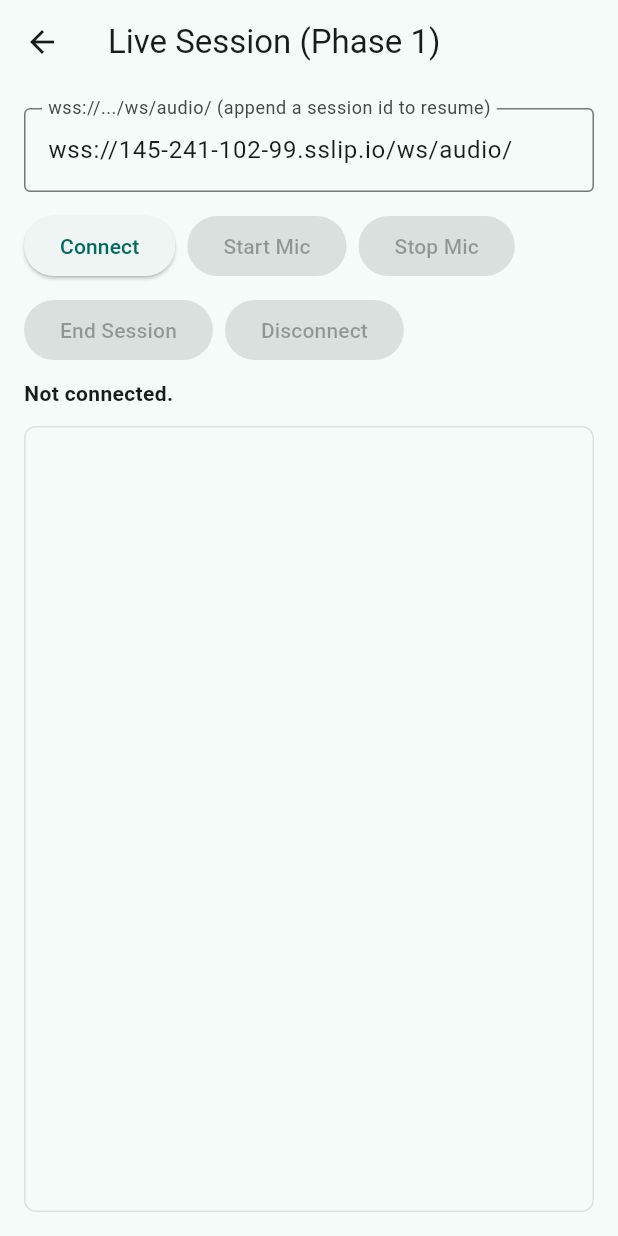
After one commit to E-Nyakundi/Conversation-Copilot, a Flutter app: the LiveSessionScreen screen opened directly, on a phone screen of 412 x 824 dp. The commit adds this screen. Run offline on Flutter 3.47's test engine with Material 3 defaults, Android fonts, the phone set to English and light mode, and no system bars; missing offline and left inert: record.

Commit message:
phase 1 audio tests

```diff
--- /dev/null
+++ b/flutter_app/lib/audio/capture.dart
@@ -0,0 +1,51 @@
+import 'dart:async';
+import 'dart:typed_data';
+
+import 'package:record/record.dart';
+
+/// Wraps the `record` package to stream raw PCM16LE mono audio at 16kHz —
+/// the exact format AudioStreamConsumer expects (server/audio/consumers.py,
+/// audio/vad.py). audio_test.html gets here with a ScriptProcessorNode plus
+/// a manual downsample + floatTo16BitPCM step; on-device the `record` plugin
+/// captures directly at the target sample rate, so no resampling is needed
+/// here.
+class MicCapture {
+  static const sampleRate = 16000;
+
+  final _recorder = AudioRecorder();
+  StreamSubscription<Uint8List>? _sub;
+
+  bool get isRecording => _sub != null;
+
+  /// Checks (and, on first call, prompts for) the mic permission.
+  Future<bool> hasPermission() => _recorder.hasPermission();
+
+  /// Starts streaming mic audio. [onChunk] fires with raw PCM16LE mono
+  /// bytes as they arrive — pass these straight to CopilotSocket.sendAudio.
+  Future<void> start(void Function(Uint8List) onChunk) async {
+    if (!await hasPermission()) {
+      throw StateError('Microphone permission denied.');
+    }
+    final stream = await _recorder.startStream(
+      const RecordConfig(
+        encoder: AudioEncoder.pcm16bits,
+        sampleRate: sampleRate,
+        numChannels: 1,
+      ),
+    );
+    _sub = stream.listen(onChunk);
+  }
+
+  Future<void> stop() async {
+    await _sub?.cancel();
+    _sub = null;
+    if (await _recorder.isRecording()) {
+      await _recorder.stop();
+    }
+  }
+
+  void dispose() {
+    _sub?.cancel();
+    _recorder.dispose();
+  }
+}
--- a/flutter_app/lib/main.dart
+++ b/flutter_app/lib/main.dart
@@ -3,6 +3,8 @@ import 'dart:convert';
 
 import 'package:flutter/material.dart';
 import 'package:web_socket_channel/web_socket_channel.dart';
+
+import 'screens/live_session_screen.dart';
 
 void main() {
   runApp(const CopilotApp());
@@ -149,7 +151,20 @@ class _PingTestScreenState extends State<PingTestScreen> {
   @override
   Widget build(BuildContext context) {
     return Scaffold(
-      appBar: AppBar(title: const Text('WebSocket Ping Test (Phase 0)')),
+      appBar: AppBar(
+        title: const Text('WebSocket Ping Test (Phase 0)'),
+        actions: [
+          IconButton(
+            icon: const Icon(Icons.mic),
+            tooltip: 'Live Session (Phase 1)',
+            onPressed: () {
+              Navigator.of(context).push(
+                MaterialPageRoute(builder: (_) => const LiveSessionScreen()),
+              );
+            },
+          ),
+        ],
+      ),
       body: Padding(
         padding: const EdgeInsets.all(16),
         child: Column(
--- /dev/null
+++ b/flutter_app/lib/screens/live_session_screen.dart
@@ -0,0 +1,331 @@
+import 'dart:async';
+
+import 'package:flutter/material.dart';
+
+import '../audio/capture.dart';
+import '../ws/socket.dart';
+
+/// Phase 1: the Flutter equivalent of server/audio_test.html — mic capture
+/// -> WebSocket -> live transcript, with Phase 3 suggestion bubbles layered
+/// in. Talks to AudioStreamConsumer at ws/audio/ (or ws/audio/<uuid>/ to
+/// resume a session).
+class LiveSessionScreen extends StatefulWidget {
+  const LiveSessionScreen({super.key});
+
+  @override
+  State<LiveSessionScreen> createState() => _LiveSessionScreenState();
+}
+
+enum _EntryKind { finalTurn, suggestion }
+
+class _TranscriptEntry {
+  _TranscriptEntry.finalTurn({
+    required this.speaker,
+    required this.text,
+    required this.confidence,
+  })  : kind = _EntryKind.finalTurn,
+        latencyMs = null;
+
+  _TranscriptEntry.suggestion({required this.text, required this.latencyMs})
+      : kind = _EntryKind.suggestion,
+        speaker = null,
+        confidence = null;
+
+  final _EntryKind kind;
+  final String? speaker;
+  final String text;
+  final double? confidence;
+  final int? latencyMs;
+}
+
+class _LiveSessionScreenState extends State<LiveSessionScreen> {
+  final _urlController = TextEditingController(
+    text: 'wss://145-241-102-99.sslip.io/ws/audio/',
+  );
+  final _socket = CopilotSocket();
+  final _mic = MicCapture();
+  final _entries = <_TranscriptEntry>[];
+  final _scrollController = ScrollController();
+
+  StreamSubscription? _msgSub;
+  StreamSubscription? _errSub;
+  StreamSubscription? _doneSub;
+
+  String? _sessionId;
+  String? _partialText;
+  bool _connected = false;
+  bool _recording = false;
+  String _status = 'Not connected.';
+
+  void _scrollToEnd() {
+    WidgetsBinding.instance.addPostFrameCallback((_) {
+      if (_scrollController.hasClients) {
+        _scrollController.animateTo(
+          _scrollController.position.maxScrollExtent,
+          duration: const Duration(milliseconds: 200),
+          curve: Curves.easeOut,
+        );
+      }
+    });
+  }
+
+  Future<void> _connect() async {
+    final url = _urlController.text.trim();
+    if (url.isEmpty) return;
+
+    setState(() => _status = 'Connecting...');
+    try {
+      await _socket.connect(url);
+      _msgSub = _socket.messages.listen(_handleMessage);
+      _errSub =
+          _socket.errors.listen((e) => setState(() => _status = 'Error: $e'));
+      _doneSub = _socket.onDone.listen((_) {
+        setState(() {
+          _connected = false;
+          _status = 'Disconnected.';
+        });
+      });
+      setState(() {
+        _connected = true;
+        _status = 'Connected. Waiting for session_started...';
+      });
+    } catch (e) {
+      setState(() {
+        _connected = false;
+        _status = 'Connection failed: $e';
+      });
+    }
+  }
+
+  void _handleMessage(Map<String, dynamic> data) {
+    switch (data['type']) {
+      case 'session_started':
+        setState(() {
+          _sessionId = data['session_id'] as String?;
+          _status = 'Session: $_sessionId';
+        });
+        break;
+      case 'partial':
+        setState(() => _partialText = data['text'] as String?);
+        _scrollToEnd();
+        break;
+      case 'final':
+        setState(() {
+          _partialText = null;
+          _entries.add(_TranscriptEntry.finalTurn(
+            speaker: data['speaker'] as String? ?? '?',
+            text: data['text'] as String? ?? '',
+            confidence: (data['confidence'] as num?)?.toDouble(),
+          ));
+        });
+        _scrollToEnd();
+        break;
+      case 'suggestion':
+        // Phase 3: arrives asynchronously, some time after the `final`
+        // message for the turn that triggered it (local LLM / Groq call
+        // runs as a background task server-side) — just append whenever
+        // it shows up, same as audio_test.html.
+        setState(() {
+          _entries.add(_TranscriptEntry.suggestion(
+            text: data['answer'] as String? ?? '',
+            latencyMs: (data['latency_ms'] as num?)?.toInt(),
+          ));
+        });
+        _scrollToEnd();
+        break;
+      case 'session_ended':
+        setState(() => _status = 'Session $_sessionId ended.');
+        break;
+      // 'extraction' messages also arrive (Phase 2) but aren't rendered
+      // here yet, matching audio_test.html — revisit once there's a UI
+      // spot for question/decision/objection/etc. badges.
+    }
+  }
+
+  Future<void> _startMic() async {
+    try {
+      await _mic.start((chunk) => _socket.sendAudio(chunk));
+      setState(() {
+        _recording = true;
+        _status = 'Streaming mic @ ${MicCapture.sampleRate}Hz.';
+      });
+    } catch (e) {
+      setState(() => _status = 'Mic error: $e');
+    }
+  }
+
+  Future<void> _stopMic() async {
+    await _mic.stop();
+    setState(() {
+      _recording = false;
+      _status = 'Mic stopped.';
+    });
+  }
+
+  void _endSession() {
+    _socket.sendEndSession();
+  }
+
+  Future<void> _disconnect() async {
+    if (_recording) await _mic.stop();
+    await _socket.disconnect();
+    setState(() {
+      _connected = false;
+      _recording = false;
+      _sessionId = null;
+      _status = 'Disconnected.';
+    });
+  }
+
+  @override
+  void dispose() {
+    _msgSub?.cancel();
+    _errSub?.cancel();
+    _doneSub?.cancel();
+    _mic.dispose();
+    _socket.dispose();
+    _urlController.dispose();
+    _scrollController.dispose();
+    super.dispose();
+  }
+
+  @override
+  Widget build(BuildContext context) {
+    return Scaffold(
+      appBar: AppBar(title: const Text('Live Session (Phase 1)')),
+      body: Padding(
+        padding: const EdgeInsets.all(16),
+        child: Column(
+          crossAxisAlignment: CrossAxisAlignment.stretch,
+          children: [
+            TextField(
+              controller: _urlController,
+              enabled: !_connected,
+              decoration: const InputDecoration(
+                border: OutlineInputBorder(),
+                labelText:
+                    'wss://.../ws/audio/ (append a session id to resume)',
+              ),
+            ),
+            const SizedBox(height: 12),
+            Wrap(
+              spacing: 8,
+              runSpacing: 8,
+              children: [
+                ElevatedButton(
+                  onPressed: _connected ? null : _connect,
+                  child: const Text('Connect'),
+                ),
+                ElevatedButton(
+                  onPressed: _connected && !_recording ? _startMic : null,
+                  child: const Text('Start Mic'),
+                ),
+                ElevatedButton(
+                  onPressed: _recording ? _stopMic : null,
+                  child: const Text('Stop Mic'),
+                ),
+                ElevatedButton(
+                  onPressed: _connected ? _endSession : null,
+                  child: const Text('End Session'),
+                ),
+                ElevatedButton(
+                  onPressed: _connected ? _disconnect : null,
+                  child: const Text('Disconnect'),
+                ),
+              ],
+            ),
+            const SizedBox(height: 8),
+            Text(_status, style: const TextStyle(fontWeight: FontWeight.bold)),
+            const SizedBox(height: 12),
+            Expanded(
+              child: Container(
+                decoration: BoxDecoration(
+                  border: Border.all(color: Colors.grey.shade300),
+                  borderRadius: BorderRadius.circular(8),
+                ),
+                padding: const EdgeInsets.all(8),
+                child: ListView.builder(
+                  controller: _scrollController,
+                  itemCount: _entries.length + (_partialText != null ? 1 : 0),
+                  itemBuilder: (context, index) {
+                    if (index == _entries.length && _partialText != null) {
+                      return Padding(
+                        padding: const EdgeInsets.symmetric(vertical: 4),
+                        child: Text(
+                          _partialText!,
+                          style: TextStyle(
+                            color: Colors.grey.shade600,
+                            fontStyle: FontStyle.italic,
+                          ),
+                        ),
+                      );
+                    }
+                    final entry = _entries[index];
+                    if (entry.kind == _EntryKind.finalTurn) {
+                      final conf =
+                          entry.confidence?.toStringAsFixed(2) ?? 'n/a';
+                      return Padding(
+                        padding: const EdgeInsets.symmetric(vertical: 4),
+                        child: RichText(
+                          text: TextSpan(
+                            style: DefaultTextStyle.of(context).style,
+                            children: [
+                              TextSpan(
+                                text: '${entry.speaker}: ',
+                                style:
+                                    const TextStyle(fontWeight: FontWeight.bold),
+                              ),
+                              TextSpan(text: entry.text),
+                              TextSpan(
+                                text: '  (confidence: $conf)',
+                                style: TextStyle(
+                                    color: Colors.grey.shade500, fontSize: 11),
+                              ),
+                            ],
+                          ),
+                        ),
+                      );
+                    }
+                    return Container(
+                      margin: const EdgeInsets.only(left: 16, top: 4, bottom: 8),
+                      padding:
+                          const EdgeInsets.symmetric(horizontal: 10, vertical: 8),
+                      decoration: BoxDecoration(
+                        color: const Color(0xFFEEF6FF),
+                        border: const Border(
+                            left: BorderSide(color: Color(0xFF4A90D9), width: 3)),
+                        borderRadius: BorderRadius.circular(4),
+                      ),
+                      child: RichText(
+                        text: TextSpan(
+                          style: DefaultTextStyle.of(context)
+                              .style
+                              .copyWith(fontSize: 13),
+                          children: [
+                            const TextSpan(
+                              text: '💡 Suggested answer: ',
+                              style: TextStyle(
+                                  fontWeight: FontWeight.bold,
+                                  color: Color(0xFF2B5F94)),
+                            ),
+                            TextSpan(text: entry.text),
+                            if (entry.latencyMs != null)
+                              TextSpan(
+                                text: '  (${entry.latencyMs}ms)',
+                                style: TextStyle(
+                                    color: Colors.grey.shade500, fontSize: 11),
+                              ),
+                          ],
+                        ),
+                      ),
+                    );
+                  },
+                ),
+              ),
+            ),
+          ],
+        ),
+      ),
+    );
+  }
+}
--- /dev/null
+++ b/flutter_app/lib/ws/socket.dart
@@ -0,0 +1,74 @@
+import 'dart:async';
+import 'dart:convert';
+import 'dart:typed_data';
+
+import 'package:web_socket_channel/web_socket_channel.dart';
+
+/// Thin wrapper around the phone <-> server WebSocket protocol implemented
+/// by AudioStreamConsumer (server/audio/consumers.py). Handles connecting,
+/// parsing incoming JSON control messages, and sending outgoing binary
+/// audio frames / the end_session control message.
+class CopilotSocket {
+  WebSocketChannel? _channel;
+  StreamSubscription? _sub;
+  final _messagesController =
+      StreamController<Map<String, dynamic>>.broadcast();
+  final _errorsController = StreamController<Object>.broadcast();
+  final _doneController = StreamController<void>.broadcast();
+
+  /// Parsed JSON messages from the server: session_started, partial,
+  /// final, extraction, suggestion, session_ended.
+  Stream<Map<String, dynamic>> get messages => _messagesController.stream;
+  Stream<Object> get errors => _errorsController.stream;
+  Stream<void> get onDone => _doneController.stream;
+
+  bool get isConnected => _channel != null;
+
+  Future<void> connect(String url) async {
+    final channel = WebSocketChannel.connect(Uri.parse(url));
+    // WebSocketChannel.connect() returns immediately — wait for the actual
+    // handshake before declaring success, same reasoning as the Phase 0
+    // ping screen.
+    await channel.ready;
+    _channel = channel;
+    _sub = channel.stream.listen(
+      (raw) {
+        if (raw is String) {
+          try {
+            final data = jsonDecode(raw) as Map<String, dynamic>;
+            _messagesController.add(data);
+          } catch (e) {
+            _errorsController.add('Failed to parse message: $e (raw: $raw)');
+          }
+        }
+        // The server never sends binary frames on ws/audio/ — ignore any
+        // that show up rather than crash.
+      },
+      onError: (error) => _errorsController.add(error),
+      onDone: () => _doneController.add(null),
+    );
+  }
+
+  /// Stream raw PCM16LE mono audio bytes up to the server.
+  void sendAudio(Uint8List bytes) {
+    _channel?.sink.add(bytes);
+  }
+
+  void sendEndSession() {
+    _channel?.sink.add(jsonEncode({'type': 'end_session'}));
+  }
+
+  Future<void> disconnect() async {
+    await _sub?.cancel();
+    await _channel?.sink.close();
+    _channel = null;
+  }
+
+  void dispose() {
+    _sub?.cancel();
+    _channel?.sink.close();
+    _messagesController.close();
+    _errorsController.close();
+    _doneController.close();
+  }
+}
--- a/flutter_app/pubspec.yaml
+++ b/flutter_app/pubspec.yaml
@@ -35,6 +35,7 @@ dependencies:
   # Use with the CupertinoIcons class for iOS style icons.
   cupertino_icons: ^1.0.8
   web_socket_channel: ^2.4.0
+  record: ^5.1.2
 dev_dependencies:
   flutter_test:
     sdk: flutter
```
Also changed, not shown: 2 other files.
